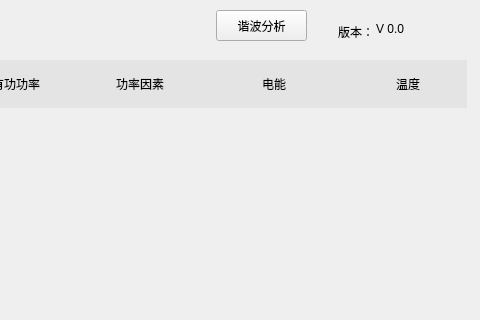
This is BusBar-Qt/line/linewid.ui in luozhiyong131/BusBar as Qt 5 draws it before an edit; both pictures show x 544 to 1024 and y 0 to 320 of the 1024 by 427 pixel window. The edited form follows.
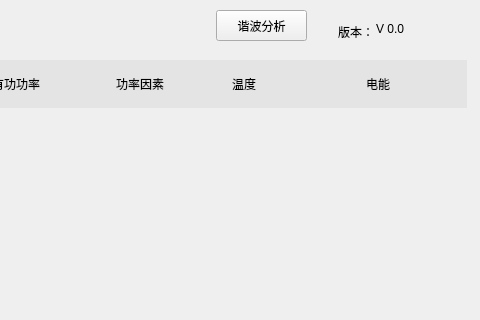
This is the edited form.

```diff
--- a/BusBar-Qt/line/linewid.ui
+++ b/BusBar-Qt/line/linewid.ui
@@ -298,7 +298,7 @@
         </widget>
        </item>
        <item>
-        <widget class="QLabel" name="label_7">
+        <widget class="QLabel" name="label_4">
          <property name="minimumSize">
           <size>
            <width>100</width>
@@ -307,12 +307,12 @@
          </property>
          <property name="maximumSize">
           <size>
-           <width>160</width>
+           <width>100</width>
            <height>16777215</height>
           </size>
          </property>
          <property name="text">
-          <string>电能</string>
+          <string>温度</string>
          </property>
          <property name="alignment">
           <set>Qt::AlignCenter</set>
@@ -320,7 +320,7 @@
         </widget>
        </item>
        <item>
-        <widget class="QLabel" name="label_4">
+        <widget class="QLabel" name="label_7">
          <property name="minimumSize">
           <size>
            <width>100</width>
@@ -329,12 +329,12 @@
          </property>
          <property name="maximumSize">
           <size>
-           <width>100</width>
+           <width>160</width>
            <height>16777215</height>
           </size>
          </property>
          <property name="text">
-          <string>温度</string>
+          <string>电能</string>
          </property>
          <property name="alignment">
           <set>Qt::AlignCenter</set>
```
